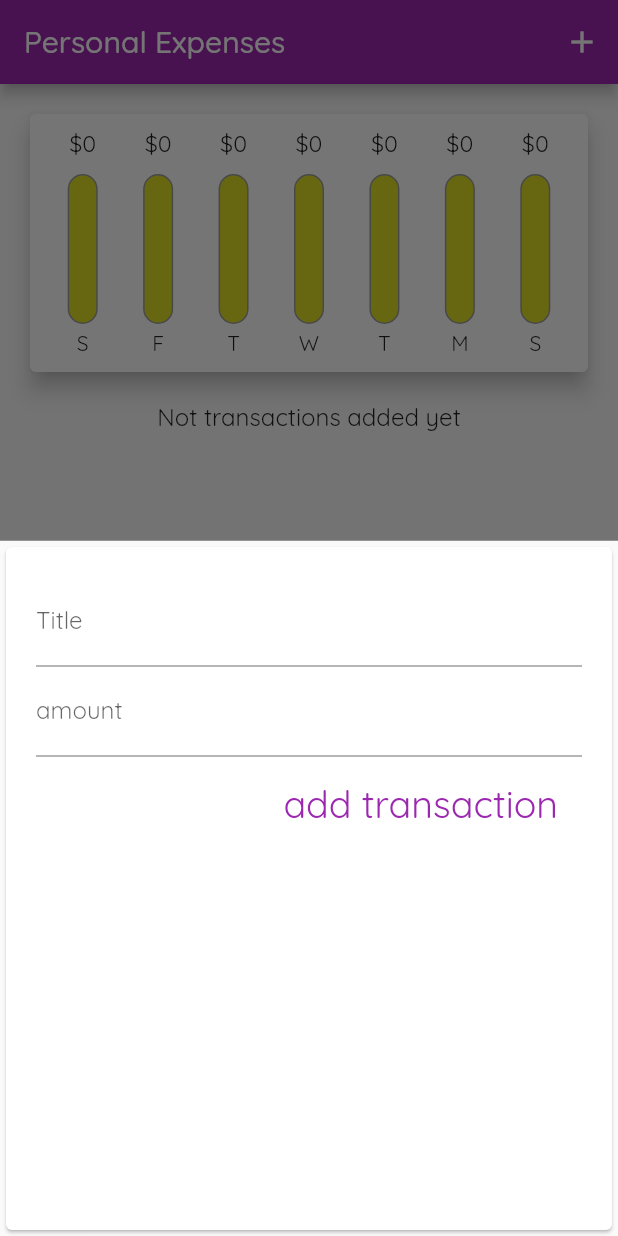
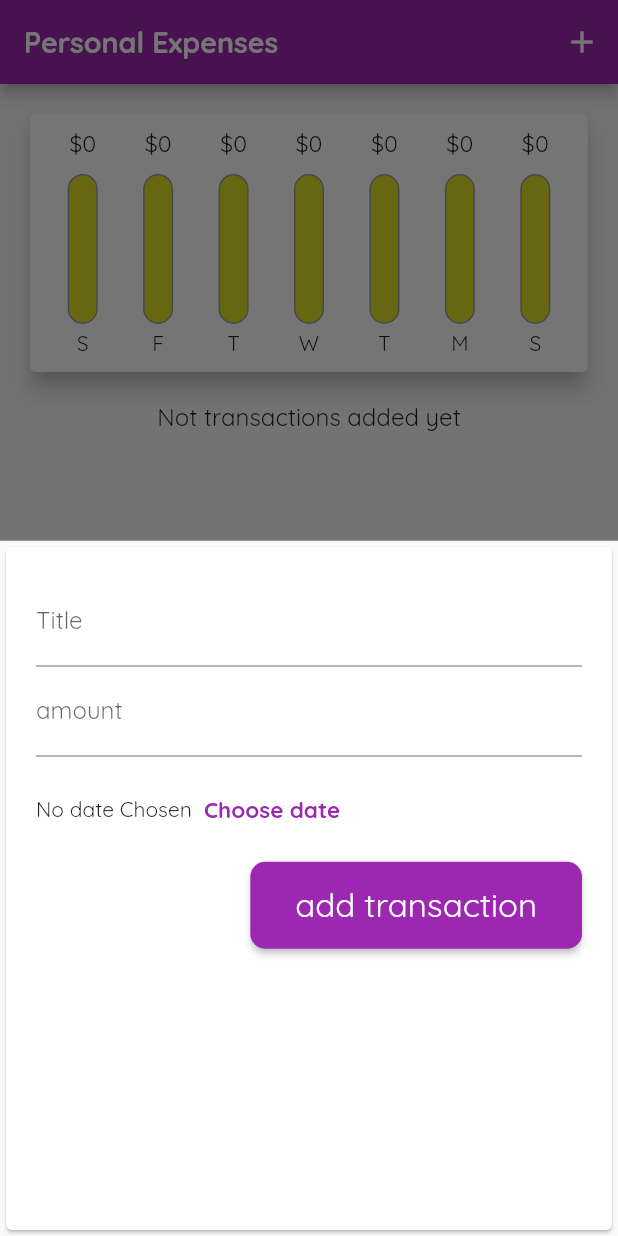
Before and after one commit to kairatkubat/budget-app, a Flutter app: the screen it shows after launch, after a tap on the "add" icon, on a phone screen of 412 x 824 dp. Run offline on Flutter 3.47's test engine with Material 2 defaults, Android fonts, the phone set to English and light mode, and no system bars.

Commit message:
adding coose button to choose date time

```diff
--- a/lib/main.dart
+++ b/lib/main.dart
@@ -22,7 +22,32 @@ class MyApp extends StatelessWidget {
       theme: ThemeData(
         fontFamily: 'QuickSand',
         primarySwatch: Colors.purple ,
-        accentColor: Colors.amber
+        accentColor: Colors.amber,
+
+        secondaryHeaderColor: Colors.amber,
+        // textTheme: ThemeData.light().textTheme.copyWith(
+        //   titleSmall: TextStyle(
+        //     fontFamily: 'OpenSans',
+        //     fontWeight: FontWeight.bold,
+        //     fontSize: 18
+        //   ),
+        //   button:  TextStyle(color: Colors.white)
+        // )
+        textTheme: const TextTheme(
+          titleLarge: TextStyle(fontSize: 19, fontWeight: FontWeight.bold, fontStyle: FontStyle.normal),
+        ),
+        elevatedButtonTheme: ElevatedButtonThemeData(
+            style: ElevatedButton.styleFrom(
+                padding:
+                    const EdgeInsets.symmetric(horizontal: 30, vertical: 15),
+                shape: RoundedRectangleBorder(
+                    borderRadius: BorderRadius.circular(10)),
+
+                 // background color
+                textStyle: const TextStyle(
+                    fontSize: 22,
+                    fontFamily: 'QuickSand'
+                    ))),
       ),
       home: Shop(),
     );
--- a/lib/widgets/new_transaction.dart
+++ b/lib/widgets/new_transaction.dart
@@ -1,5 +1,5 @@
 
-
+import 'package:intl/intl.dart';
 import 'package:flutter/material.dart';
 
 class NewTransaction extends StatefulWidget {
@@ -13,13 +13,13 @@ class NewTransaction extends StatefulWidget {
 }
 
 class _NewTransactionState extends State<NewTransaction> {
-  final TextEditingController titleController = TextEditingController();
+  final TextEditingController _titleController = TextEditingController();
+  final TextEditingController _amountController = TextEditingController();
+ DateTime ?_selectedDate;
 
-  final TextEditingController amountController = TextEditingController();
-
-void Ontap(){
-  final enteredTitle = titleController.text;
-  final enteredAmount = double.parse(amountController.text);
+void _Ontap(){
+  final enteredTitle = _titleController.text;
+  final enteredAmount = double.parse(_amountController.text);
   if(enteredTitle.isEmpty || enteredAmount<=0){
     return;
   }
@@ -28,7 +28,18 @@ void Ontap(){
      enteredAmount);
      Navigator.of(context).pop();
 }
-
+void _presentDatePicker(){
+  showDatePicker(context: context,
+  initialDate: DateTime.now(),
+   firstDate: DateTime(2023), lastDate: DateTime.now()).then((_pickedDate) {
+    if(_pickedDate == null){
+      return;
+    }
+  setState(() {
+    _selectedDate = _pickedDate!;
+  });
+   });
+}
   @override
   Widget build(BuildContext context) {
     return
@@ -41,7 +52,7 @@ void Ontap(){
             decoration: InputDecoration(
               labelText: "Title",
             ),
-            controller: titleController,
+            controller: _titleController,
             onChanged: (value) {
               // TitleInput = value;
             },
@@ -55,17 +66,30 @@ void Ontap(){
           // onChanged: (value) {
           //   amountInput = value;
           // },
-          controller: amountController,
-          onSubmitted: (_)=>Ontap(),
+          controller: _amountController,
+          onSubmitted: (_)=>_Ontap(),
           ),
-          TextButton(
-                  style: TextButton.styleFrom(
-                    foregroundColor: Colors.purple,
-                    padding: const EdgeInsets.all(16.0),
-                    textStyle: const TextStyle(fontSize: 25),
+          Container(
+            height: 70,
+            child: Row(children: <Widget>[
+              Text(_selectedDate == null?
+              "No date Chosen":
+               DateFormat.yMd().format(_selectedDate!)),
+              TextButton(
+                style: TextButton.styleFrom(
+                  // foregroundColor: Theme.of(context).primaryColor
+                ),
+                onPressed: _presentDatePicker,
+                child: Text("Choose date", style: TextStyle(
+                  fontSize: 15 ,
+                  fontWeight: FontWeight.bold),))
+            ],),
+          ),
+
+          ElevatedButton(
+                  onPressed: _Ontap,
+                  child: const  Text('add transaction',
                   ),
-                  onPressed: Ontap,
-                  child: const Text('add transaction', style: TextStyle(fontFamily: "QuickSand"),),
                 ),
         ],
       ),
```
